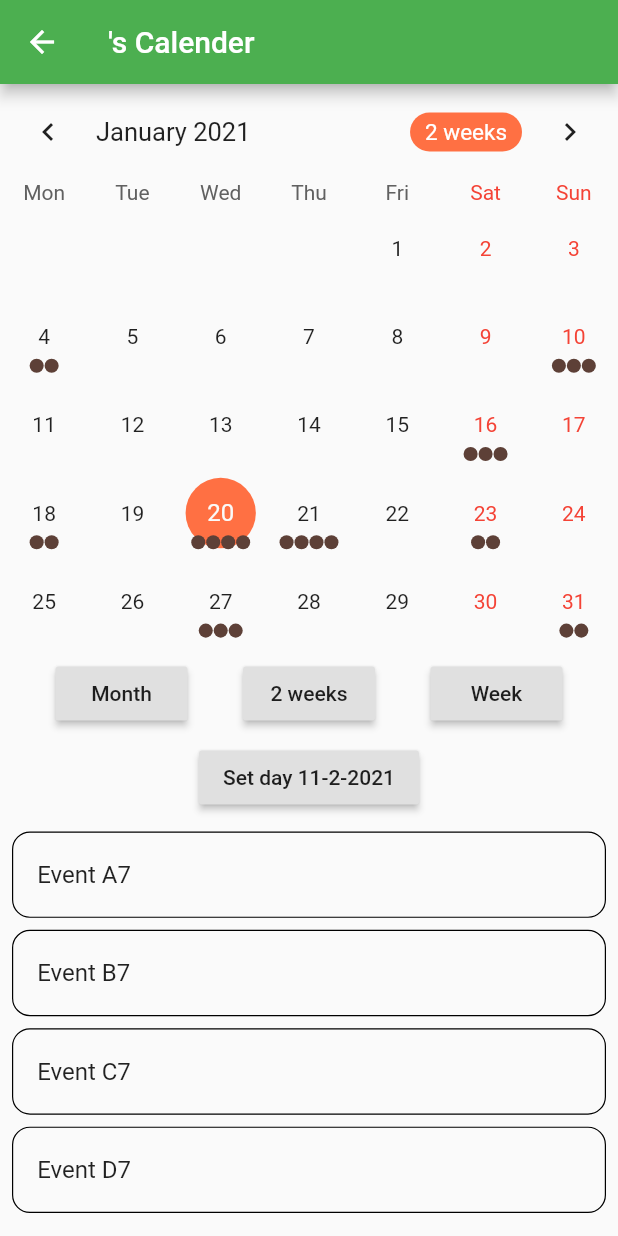
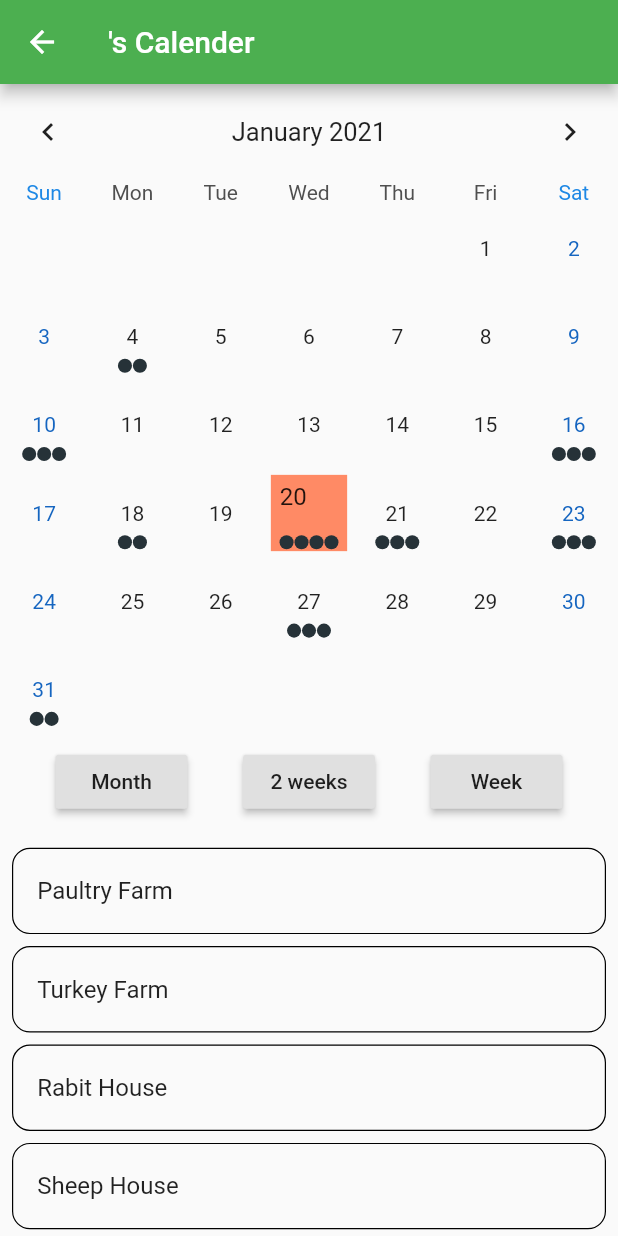
Before and after one commit to ekbaya/farm-application, a Flutter app: the CalenderPage screen opened directly with empty values, on a phone screen of 412 x 824 dp. Run offline on Flutter 3.47's test engine with Material 2 defaults, Android fonts, the phone set to English and light mode, and no system bars; drawn by our look-alikes of table_calendar; our stand-ins replace shared_preferences, sqflite; missing offline and left inert: flutter_country_picker; accounts and stored records are empty.

```diff
--- a/lib/views/CalenderPage.dart
+++ b/lib/views/CalenderPage.dart
@@ -2,15 +2,6 @@ import 'package:farm_app/models/Farmer.dart';
 import 'package:flutter/material.dart';
 import 'package:table_calendar/table_calendar.dart';
 
-
-// Example holidays
-final Map<DateTime, List> _holidays = {
-  DateTime(2020, 1, 1): ['New Year\'s Day'],
-  DateTime(2020, 1, 6): ['Epiphany'],
-  DateTime(2021, 2, 14): ['Valentine\'s Day'],
-  DateTime(2020, 4, 21): ['Easter Sunday'],
-  DateTime(2020, 4, 22): ['Easter Monday'],
-};
 // ignore: must_be_immutable
 class CalenderPage extends StatefulWidget {
   Farmer farmer;
@@ -19,9 +10,10 @@ class CalenderPage extends StatefulWidget {
   _CalenderPageState createState() => _CalenderPageState();
 }
 
-class _CalenderPageState extends State<CalenderPage> with TickerProviderStateMixin {
-  Map<DateTime, List> _events;
-  List _selectedEvents;
+class _CalenderPageState extends State<CalenderPage>
+    with TickerProviderStateMixin {
+  Map<DateTime, List> _visits;
+  List _selectedVisits;
   AnimationController _animationController;
   CalendarController _calendarController;
 
@@ -30,61 +22,70 @@ class _CalenderPageState extends State<CalenderPage> with TickerProviderStateMix
     super.initState();
     final _selectedDay = DateTime.now();
 
-    _events = {
+    _visits = {
       _selectedDay.subtract(Duration(days: 30)): [
-        'Event A0',
-        'Event B0',
-        'Event C0'
+        'Dove House',
+        'Rabit House',
+        'Turkey Farm'
       ],
-      _selectedDay.subtract(Duration(days: 27)): ['Event A1'],
+      _selectedDay.subtract(Duration(days: 27)): ['Dog House'],
       _selectedDay.subtract(Duration(days: 20)): [
-        'Event A2',
-        'Event B2',
-        'Event C2',
-        'Event D2'
+        'Dog House',
+        'Cow Huose',
+        'Rabit House',
+        'Vegetable Garden'
       ],
-      _selectedDay.subtract(Duration(days: 16)): ['Event A3', 'Event B3'],
+      _selectedDay.subtract(Duration(days: 16)): ['Turkey Farm', 'Goat House'],
       _selectedDay.subtract(Duration(days: 10)): [
-        'Event A4',
-        'Event B4',
-        'Event C4'
+        'Turkey Farm',
+        'Dog House',
+        'Cow Huose',
       ],
       _selectedDay.subtract(Duration(days: 4)): [
-        'Event A5',
-        'Event B5',
-        'Event C5'
+        'Turkey Farm',
+        'Donkey Yard',
+        'Goat House'
       ],
-      _selectedDay.subtract(Duration(days: 2)): ['Event A6', 'Event B6'],
-      _selectedDay: ['Event A7', 'Event B7', 'Event C7', 'Event D7'],
+      _selectedDay.subtract(Duration(days: 2)): ['Donkey Yard', 'Goat House'],
+      _selectedDay: [
+        'Paultry Farm',
+        'Turkey Farm',
+        'Rabit House',
+        'Sheep House'
+      ],
       _selectedDay.add(Duration(days: 1)): [
-        'Event A8',
-        'Event B8',
-        'Event C8',
-        'Event D8'
+        'Cow Huose',
+        'Rabit House',
+        'Vegetable Garden'
       ],
       _selectedDay.add(Duration(days: 3)):
-          Set.from(['Event A9', 'Event A9', 'Event B9']).toList(),
+          Set.from(['Paultry Farm',
+        'Turkey Farm',
+        'Rabit House',]).toList(),
       _selectedDay.add(Duration(days: 7)): [
-        'Event A10',
-        'Event B10',
-        'Event C10'
+        'Turkey Farm',
+        'Donkey Yard',
+        'Goat House'
       ],
-      _selectedDay.add(Duration(days: 11)): ['Event A11', 'Event B11'],
+      _selectedDay.add(Duration(days: 11)): [
+        'Turkey Farm',
+        'Donkey Yard',
+      ],
       _selectedDay.add(Duration(days: 17)): [
-        'Event A12',
-        'Event B12',
-        'Event C12',
-        'Event D12'
+        'Dove House',
+        'Rabit House',
+        'Turkey Farm'
+        'Goat House'
       ],
-      _selectedDay.add(Duration(days: 22)): ['Event A13', 'Event B13'],
+      _selectedDay.add(Duration(days: 22)): ['Rabit House', 'Turkey Farm'],
       _selectedDay.add(Duration(days: 26)): [
-        'Event A14',
-        'Event B14',
-        'Event C14'
+        'Rabit House',
+        'Turkey Farm'
+        'Goat House'
       ],
     };
 
-    _selectedEvents = _events[_selectedDay] ?? [];
+    _selectedVisits = _visits[_selectedDay] ?? [];
     _calendarController = CalendarController();
 
     _animationController = AnimationController(
@@ -102,10 +103,10 @@ class _CalenderPageState extends State<CalenderPage> with TickerProviderStateMix
     super.dispose();
   }
 
-  void _onDaySelected(DateTime day, List events, List holidays) {
+  void _onDaySelected(DateTime day, List visits, List holidays) {
     print('CALLBACK: _onDaySelected');
     setState(() {
-      _selectedEvents = events;
+      _selectedVisits = visits;
     });
   }
 
@@ -123,59 +124,26 @@ class _CalenderPageState extends State<CalenderPage> with TickerProviderStateMix
   Widget build(BuildContext context) {
     return Scaffold(
       appBar: AppBar(
-        title: Text(widget.farmer.name+"'s Calender"),
+        title: Text(widget.farmer.name + "'s Calender"),
       ),
       body: Column(
         mainAxisSize: MainAxisSize.max,
         children: <Widget>[
-          // Switch out 2 lines below to play with TableCalendar's settings
-          //-----------------------
-          _buildTableCalendar(),
-          // _buildTableCalendarWithBuilders(),
+          _buildTableCalendarWithBuilders(),
           const SizedBox(height: 8.0),
           _buildButtons(),
           const SizedBox(height: 8.0),
           Expanded(child: _buildEventList()),
         ],
       ),
-
     );
   }
 
-    // Simple TableCalendar configuration (using Styles)
-  Widget _buildTableCalendar() {
-    return TableCalendar(
-      calendarController: _calendarController,
-      events: _events,
-      holidays: _holidays,
-      startingDayOfWeek: StartingDayOfWeek.monday,
-      calendarStyle: CalendarStyle(
-        selectedColor: Colors.deepOrange[400],
-        todayColor: Colors.deepOrange[200],
-        markersColor: Colors.brown[700],
-        outsideDaysVisible: false,
-      ),
-      headerStyle: HeaderStyle(
-        formatButtonTextStyle:
-            TextStyle().copyWith(color: Colors.white, fontSize: 15.0),
-        formatButtonDecoration: BoxDecoration(
-          color: Colors.deepOrange[400],
-          borderRadius: BorderRadius.circular(16.0),
-        ),
-      ),
-      onDaySelected: _onDaySelected,
-      onVisibleDaysChanged: _onVisibleDaysChanged,
-      onCalendarCreated: _onCalendarCreated,
-    );
-  }
-
-   // More advanced TableCalendar configuration (using Builders & Styles)
   Widget _buildTableCalendarWithBuilders() {
     return TableCalendar(
-      locale: 'pl_PL',
+      locale: 'en_us',
       calendarController: _calendarController,
-      events: _events,
-      holidays: _holidays,
+      events: _visits,
       initialCalendarFormat: CalendarFormat.month,
       formatAnimation: FormatAnimation.slide,
       startingDayOfWeek: StartingDayOfWeek.sunday,
@@ -261,7 +229,7 @@ class _CalenderPageState extends State<CalenderPage> with TickerProviderStateMix
     );
   }
 
-   Widget _buildEventsMarker(DateTime date, List events) {
+  Widget _buildEventsMarker(DateTime date, List events) {
     return AnimatedContainer(
       duration: const Duration(milliseconds: 300),
       decoration: BoxDecoration(
@@ -295,8 +263,6 @@ class _CalenderPageState extends State<CalenderPage> with TickerProviderStateMix
   }
 
   Widget _buildButtons() {
-    final dateTime = _events.keys.elementAt(_events.length - 2);
-
     return Column(
       children: <Widget>[
         Row(
@@ -331,23 +297,13 @@ class _CalenderPageState extends State<CalenderPage> with TickerProviderStateMix
           ],
         ),
         const SizedBox(height: 8.0),
-        RaisedButton(
-          child: Text(
-              'Set day ${dateTime.day}-${dateTime.month}-${dateTime.year}'),
-          onPressed: () {
-            _calendarController.setSelectedDay(
-              DateTime(dateTime.year, dateTime.month, dateTime.day),
-              runCallback: true,
-            );
-          },
-        ),
       ],
     );
   }
 
   Widget _buildEventList() {
     return ListView(
-      children: _selectedEvents
+      children: _selectedVisits
           .map((event) => Container(
                 decoration: BoxDecoration(
                   border: Border.all(width: 0.8),
--- a/lib/views/FarmPage.dart
+++ b/lib/views/FarmPage.dart
@@ -13,7 +13,8 @@ class FarmPage extends StatefulWidget {
   _FarmPageState createState() => _FarmPageState();
 }
 
-class _FarmPageState extends State<FarmPage> implements BreedRegistrationCallback, FetchBreedCallBack{
+class _FarmPageState extends State<FarmPage>
+    implements BreedRegistrationCallback, FetchBreedCallBack {
   final nameController = TextEditingController();
   final numberController = TextEditingController();
 
@@ -70,7 +71,8 @@ class _FarmPageState extends State<FarmPage> implements BreedRegistrationCallbac
                     MaterialPageRoute(
                       builder: (context) => CalenderPage(
                         farmer: widget.farmer,
-                            )),
+                      ),
+                    ),
                   );
                   break;
               }
@@ -106,10 +108,10 @@ class _FarmPageState extends State<FarmPage> implements BreedRegistrationCallbac
                   backgroundImage: AssetImage("assets/images/profile.jpg"),
                 ),
               ),
-              Container(
+              Expanded(
+                child: Container(
                   margin: EdgeInsets.only(top: 20),
                   width: MediaQuery.of(context).size.width,
-                height: MediaQuery.of(context).size.height * 0.73,
                   decoration: BoxDecoration(
                     color: Colors.grey[200],
                     borderRadius: BorderRadius.only(
@@ -144,7 +146,8 @@ class _FarmPageState extends State<FarmPage> implements BreedRegistrationCallbac
                                     ),
                                     Text(widget.farmer.name,
                                         style: TextStyle(
-                                          color: Colors.black45, fontSize: 14))
+                                            color: Colors.black45,
+                                            fontSize: 14))
                                   ],
                                 ),
                               ],
@@ -198,7 +201,8 @@ class _FarmPageState extends State<FarmPage> implements BreedRegistrationCallbac
                                     ),
                                     Text(widget.farmer.phone,
                                         style: TextStyle(
-                                          color: Colors.black45, fontSize: 14))
+                                            color: Colors.black45,
+                                            fontSize: 14))
                                   ],
                                 ),
                               ],
@@ -252,7 +256,8 @@ class _FarmPageState extends State<FarmPage> implements BreedRegistrationCallbac
                                     ),
                                     Text(widget.farmer.country,
                                         style: TextStyle(
-                                          color: Colors.black45, fontSize: 14))
+                                            color: Colors.black45,
+                                            fontSize: 14))
                                   ],
                                 ),
                               ],
@@ -352,12 +357,13 @@ class _FarmPageState extends State<FarmPage> implements BreedRegistrationCallbac
                               ),
                             ],
                             rows: <DataRow>[
-                            ...buildBreeds(_breeds!= null?_breeds:[]),
+                              ...buildBreeds(_breeds != null ? _breeds : []),
                             ],
                           ),
                         ),
                       ),
                     ],
+                  ),
                 ),
               ),
             ],
@@ -562,8 +568,7 @@ class _FarmPageState extends State<FarmPage> implements BreedRegistrationCallbac
                               Breed breed = Breed(
                                   owner: widget.farmer.id.toString(),
                                   name: nameController.text,
-                                number: numberController.text
-                              );
+                                  number: numberController.text);
 
                               _submit(breed);
                             },
```
Lines whose indentation alone changed are shown as unchanged.
